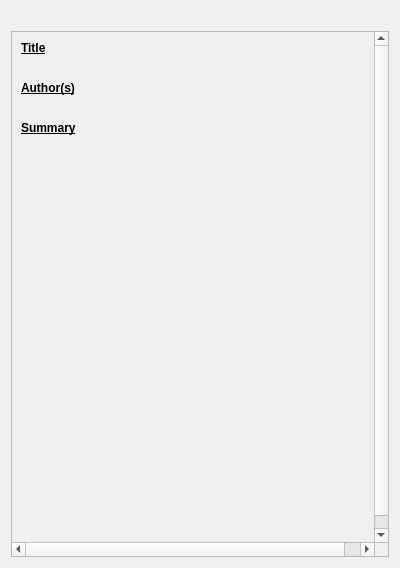
The window that amt/views/ui/previewwidget.ui (eg0rim/amt) describes before a commit, drawn with Qt 5.
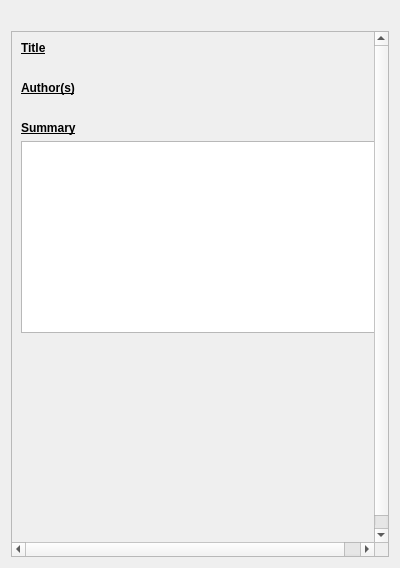
The same window after the commit. Custom widgets are drawn as their Qt base class.

Commit message: preview summary changed to textEdit

Diff of the .ui file:
```diff
--- a/amt/views/ui/previewwidget.ui
+++ b/amt/views/ui/previewwidget.ui
@@ -99,17 +99,14 @@
         </widget>
        </item>
        <item>
-        <widget class="QLabel" name="summaryBody">
+        <widget class="QTextEdit" name="summaryBody">
          <property name="sizePolicy">
           <sizepolicy hsizetype="Minimum" vsizetype="Preferred">
            <horstretch>0</horstretch>
            <verstretch>0</verstretch>
           </sizepolicy>
          </property>
-         <property name="text">
-          <string/>
-         </property>
-         <property name="wordWrap">
+         <property name="readOnly">
           <bool>true</bool>
          </property>
         </widget>
```
